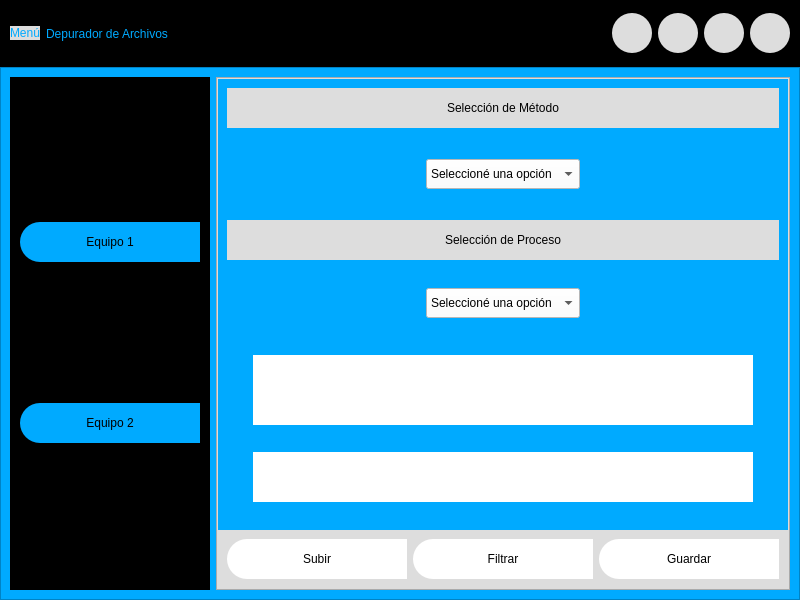
First picture: the form in PythonApplication1/interfaz2.ui, repository dario-1/interfaz2, before the edit.
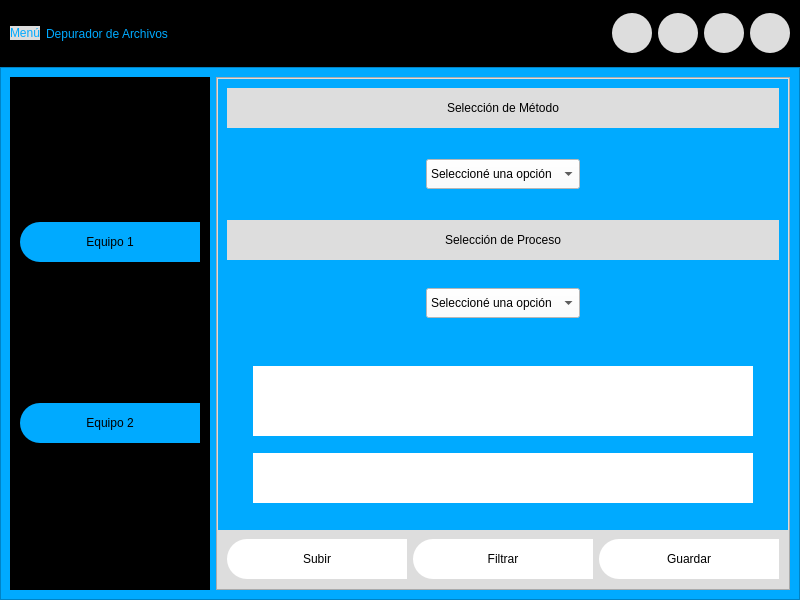
Second picture: the form after the edit. Icons and pictures are not drawn.

Diff of the .ui file:
```diff
--- a/PythonApplication1/interfaz2.ui
+++ b/PythonApplication1/interfaz2.ui
@@ -680,7 +680,7 @@
                            <number>0</number>
                           </property>
                           <property name="topMargin">
-                           <number>0</number>
+                           <number>20</number>
                           </property>
                           <property name="rightMargin">
                            <number>0</number>
```
Left out of the diff: 16 changed lines with no effect on the pictures.
